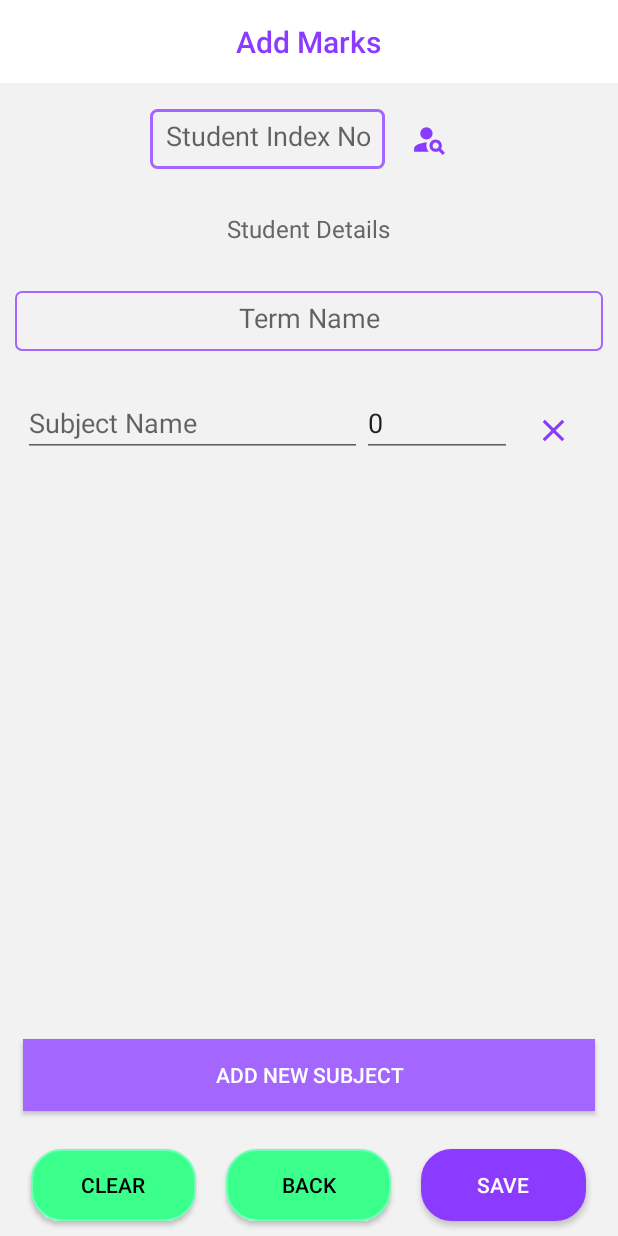
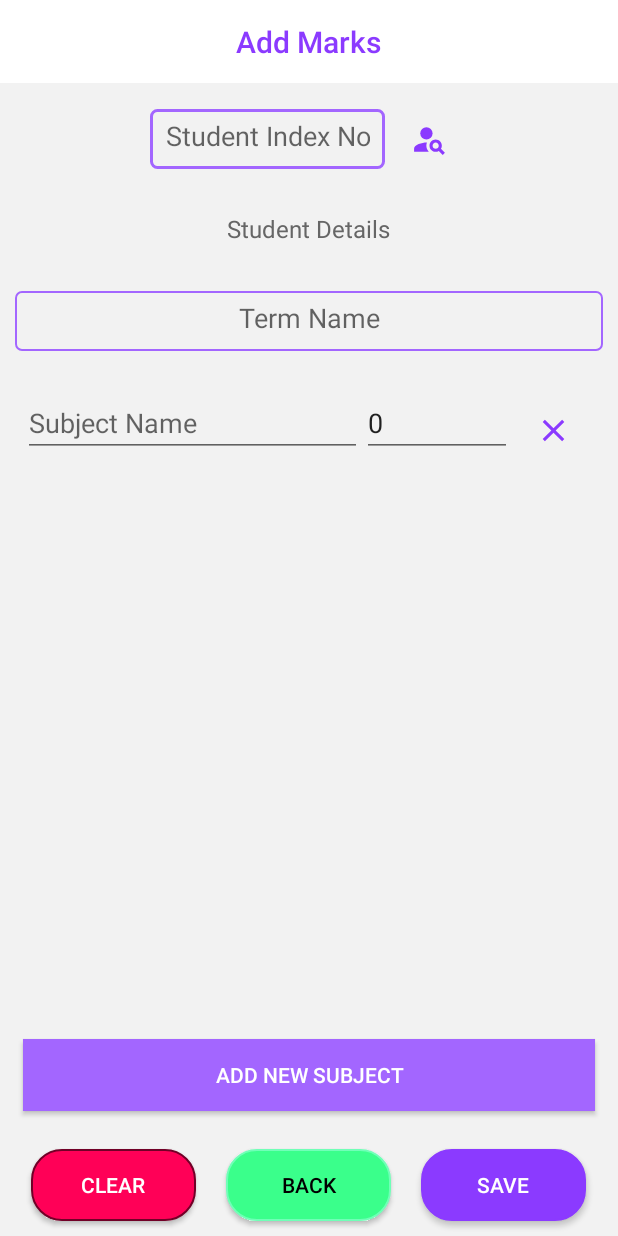
Before and after one commit to ZikrAashik/Smart-Marks, an Android app: the AddMarksActivity screen opened directly, with no data from a screen before it, after a tap on "ADD NEW SUBJECT", on a phone screen of 412 x 824 dp. Run offline under Robolectric (Android 15) with nearby library versions, the phone set to English and light mode, and no system bars; our stand-ins replace Firebase (no records; nobody signed in at launch, a user with empty details on screens opened directly).

Commit message:
UI Improvements

```diff
--- /dev/null
+++ b/app/src/main/res/drawable/button_ternary_shape.xml
@@ -0,0 +1,38 @@
+<?xml version="1.0" encoding="utf-8"?>
+<selector xmlns:android="http://schemas.android.com/apk/res/android">
+    <item android:state_pressed="true">
+        <shape android:shape="rectangle">
+            <corners android:radius="20dp" />
+            <stroke android:width="1dp" android:color="@color/colorRedDark" />
+            <solid android:color="@color/colorRed" />
+            <size android:width="110dp" android:height="30dp" />
+        </shape>
+    </item>
+
+    <item android:state_focused="true">
+        <shape android:shape="rectangle">
+            <corners android:radius="20dp" />
+            <stroke android:width="1dp" android:color="@color/colorRedDark" />
+            <solid android:color="@color/colorRed" />
+            <size android:width="110dp" android:height="30dp" />
+        </shape>
+    </item>
+
+    <item android:state_selected="true">
+        <shape android:shape="rectangle">
+            <corners android:radius="20dp" />
+            <stroke android:width="1dp" android:color="@color/colorRedDark" />
+            <solid android:color="@color/colorRed" />
+            <size android:width="110dp" android:height="30dp" />
+        </shape>
+    </item>
+
+    <item>
+        <shape android:shape="rectangle">
+            <corners android:radius="20dp" />
+            <stroke android:width="1dp" android:color="@color/colorRedDark" />
+            <solid android:color="@color/colorRed" />
+            <size android:width="110dp" android:height="30dp" />
+        </shape>
+    </item>
+</selector>
--- a/app/src/main/res/layout/activity_add_marks.xml
+++ b/app/src/main/res/layout/activity_add_marks.xml
@@ -133,8 +133,8 @@
             android:layout_marginTop="@dimen/spacing_large"
             android:text="Clear"
             android:onClick="clearData"
-            android:background="@drawable/button_secondary_shape"
-            android:textColor="@android:color/black" />
+            android:background="@drawable/button_ternary_shape"
+            android:textColor="@android:color/white" />
 
         <androidx.appcompat.widget.AppCompatButton
             android:id="@+id/btn_back"
--- a/app/src/main/res/values/colors.xml
+++ b/app/src/main/res/values/colors.xml
@@ -8,6 +8,8 @@
     <color name="colorPrimaryLight">#A366FF</color>
     <color name="colorAccent">#3AFF8B</color>
     <color name="colorAccentLight">#70FFB7</color>
+    <color name="colorRed">#FF0057</color>
+    <color name="colorRedDark">#710027</color>
     <color name="colorOverlayPrimary">#7433E0</color>
 
     <color name="colorBackground">#f2f2f2</color>
```
Also changed, not shown: app/src/main/java/com/zikraashik/smart_marks/StudentViewStatsActivity.java (+10 -9 lines).
